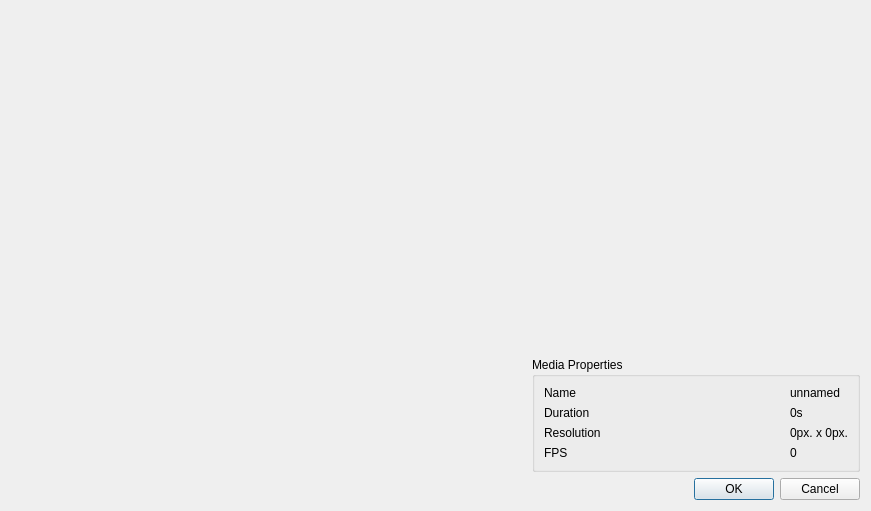
First picture: the form in src/GUI/ui/Import.ui, repository VLMC/vlmc, before the edit.
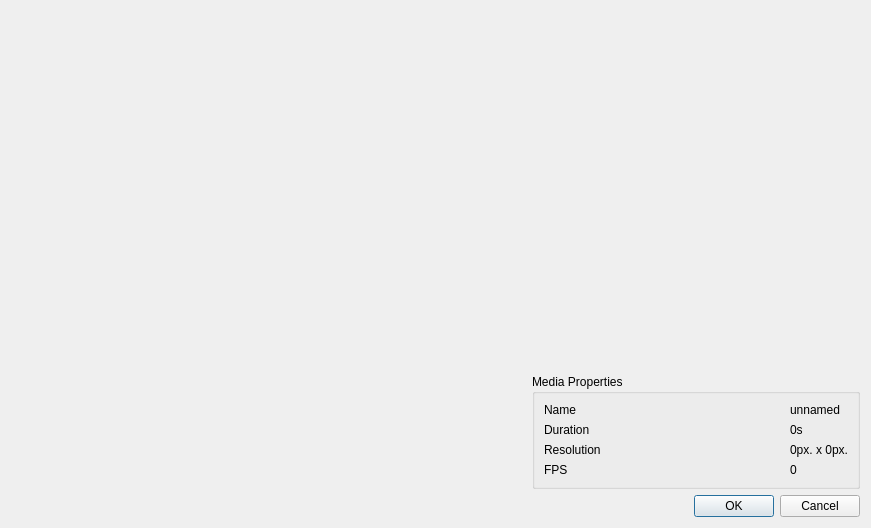
Second picture: the form after the edit.

Patch:
```diff
--- a/src/GUI/ui/Import.ui
+++ b/src/GUI/ui/Import.ui
@@ -7,7 +7,7 @@
     <x>0</x>
     <y>0</y>
     <width>871</width>
-    <height>493</height>
+    <height>528</height>
    </rect>
   </property>
   <property name="sizePolicy">
```
Left out of the diff: 3 changed lines with no effect on the pictures.
